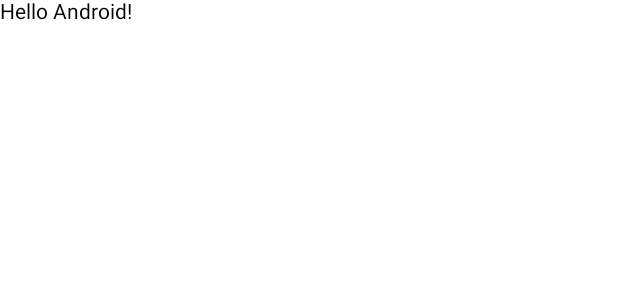
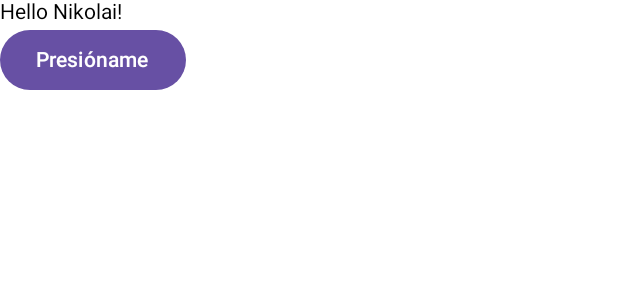
Before and after one commit to nikolaisuarez-gif/Lab00_Suarez, an Android app built with Jetpack Compose: the @Preview function GreetingPreview, on a phone screen of 412 x 824 dp. Shown: the top 300 px of the screen. Run offline under Robolectric (Android 15) with nearby library versions, the phone set to English and light mode, and no system bars; missing, so only their content is drawn: Lab00Theme.

Commit message:
Se realizo el cambio del nombre

```diff
--- a/app/src/main/java/com/Suarez/lab00/MainActivity.kt
+++ b/app/src/main/java/com/Suarez/lab00/MainActivity.kt
@@ -4,8 +4,10 @@ import android.os.Bundle
 import androidx.activity.ComponentActivity
 import androidx.activity.compose.setContent
 import androidx.activity.enableEdgeToEdge
+import androidx.compose.foundation.layout.Column
 import androidx.compose.foundation.layout.fillMaxSize
 import androidx.compose.foundation.layout.padding
+import androidx.compose.material3.Button
 import androidx.compose.material3.Scaffold
 import androidx.compose.material3.Text
 import androidx.compose.runtime.Composable
@@ -32,16 +34,20 @@ class MainActivity : ComponentActivity() {
 
 @Composable
 fun Greeting(name: String, modifier: Modifier = Modifier) {
-    Text(
-        text = "Hello $name!",
-        modifier = modifier
-    )
+    Column(modifier = modifier) {
+        Text(
+            text = "Hello $name!"
+        )
+        Button(onClick = { /* No hace nada por ahora */ }) {
+            Text(text = "Presióname")
+        }
+    }
 }
 
 @Preview(showBackground = true)
 @Composable
 fun GreetingPreview() {
     Lab00Theme {
-        Greeting("Android")
+        Greeting("Nikolai")
     }
 }
```
